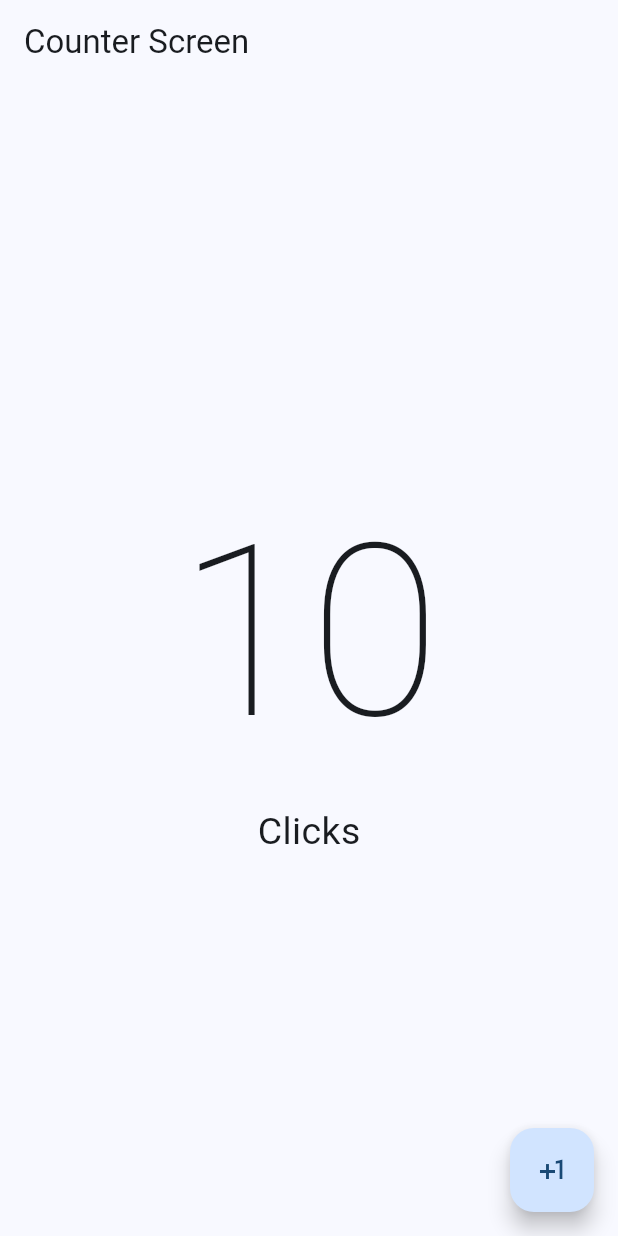
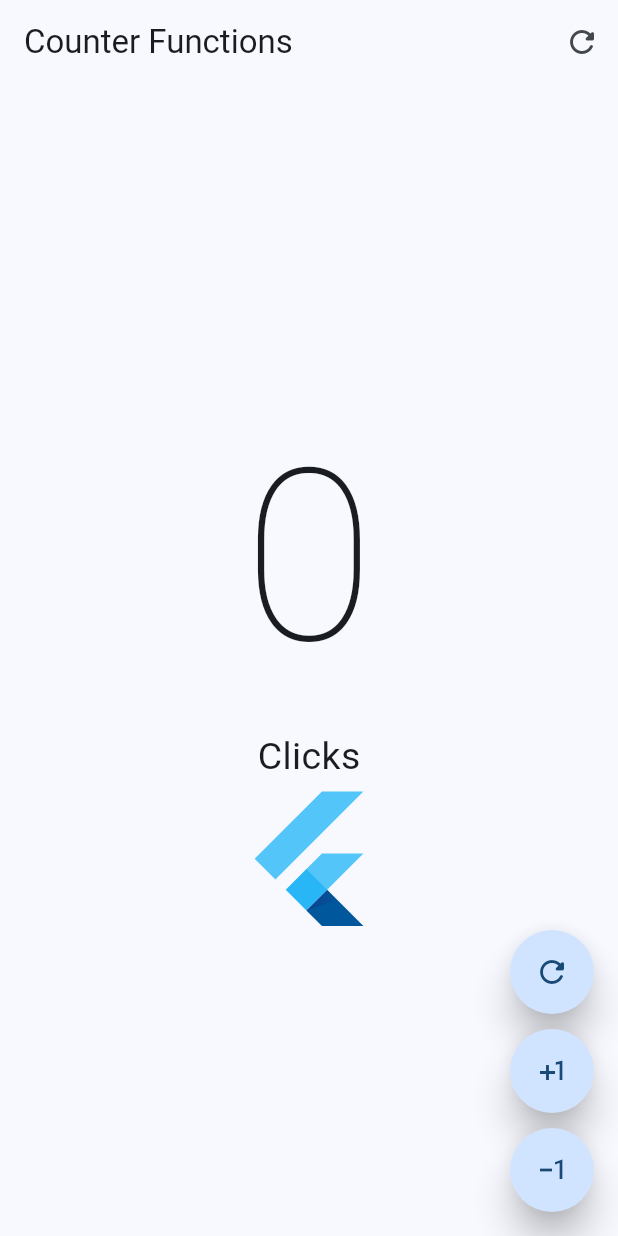
Before and after one commit to cordobash/flutter-basics, a Flutter app: the screen it shows after launch, on a phone screen of 412 x 824 dp. Run offline on Flutter 3.47's test engine with Material 3 defaults, Android fonts, the phone set to English and light mode, and no system bars.

```diff
--- a/hello_world_app/lib/main.dart
+++ b/hello_world_app/lib/main.dart
@@ -1,4 +1,5 @@
 import 'package:flutter/material.dart';
+import 'package:hello_world_app/presentation/screens/counters/counter_functions_screen.dart';
 import 'package:hello_world_app/presentation/screens/counters/counter_screen.dart';
 
 void main(List<String> args) {
@@ -14,7 +15,7 @@ class MyApp extends StatelessWidget {
           false, // para ocultar la etiqueta de modo desarrollo
       theme: ThemeData(useMaterial3: true, colorSchemeSeed: Colors.blue),
       //  home: Scaffold(body: Center(child: Text('Hola mundo'))),
-      home: Scaffold(body: CounterScreen()),
+      home: Scaffold(body: CounterFunctionsScreen()),
     );
   }
 }
--- /dev/null
+++ b/hello_world_app/lib/presentation/screens/counters/counter_functions_screen.dart
@@ -0,0 +1,104 @@
+import 'package:flutter/material.dart';
+
+class CounterFunctionsScreen extends StatefulWidget {
+  const CounterFunctionsScreen({super.key});
+
+  @override
+  State<CounterFunctionsScreen> createState() => _CounterFunctionsScreenState();
+}
+
+class _CounterFunctionsScreenState extends State<CounterFunctionsScreen> {
+  int clickCounter = 0;
+  @override
+  Widget build(BuildContext context) {
+    return Scaffold(
+      appBar: AppBar(
+        title: const Text('Counter Functions'),
+        actions: [
+          IconButton(
+            icon: const Icon(Icons.refresh_rounded),
+            onPressed: () {
+              setState(() {
+                clickCounter = 0;
+              });
+            },
+          ),
+        ],
+      ),
+      body: Center(
+        child: Column(
+          mainAxisAlignment: MainAxisAlignment.center,
+          children: [
+            Text(
+              '$clickCounter',
+              style: const TextStyle(
+                fontSize: 160,
+                fontWeight: FontWeight.w100,
+              ),
+            ),
+            Text(
+              'Click${clickCounter != 1 ? 's' : ''}',
+              style: const TextStyle(fontSize: 25),
+            ),
+            FlutterLogo(size: 100),
+          ],
+        ),
+      ),
+      floatingActionButton: Column(
+        mainAxisAlignment: MainAxisAlignment.end,
+        children: [
+          const SizedBox(height: 10),
+          // Refresh button
+          CustomButton(
+            icon: Icons.refresh_rounded,
+            onPressed: () => {
+              setState(() {
+                clickCounter = 0;
+              }),
+            },
+          ),
+          const SizedBox(height: 10),
+          // Incrementar button
+          CustomButton(
+            icon: Icons.plus_one,
+            onPressed: () => {
+              setState(() {
+                clickCounter++;
+              }),
+            },
+          ),
+          const SizedBox(height: 10),
+          // Decrementar button
+          CustomButton(
+            icon: Icons.exposure_minus_1,
+            onPressed: () => {
+              setState(() {
+                if (clickCounter == 0) return;
+                clickCounter--;
+              }),
+            },
+          ),
+        ],
+      ),
+    );
+  }
+}
+
+class CustomButton extends StatelessWidget {
+  final IconData icon;
+  final VoidCallback? onPressed;
+
+  const CustomButton({super.key, required this.icon, this.onPressed});
+
+  @override
+  Widget build(BuildContext context) {
+    return FloatingActionButton(
+      shape: const StadiumBorder(),
+      enableFeedback: true,
+      elevation: 10,
+ //     backgroundColor: Colors.yellow,
+      onPressed: onPressed,
+      child: Icon(icon),
+    );
+  }
+}
--- a/hello_world_app/lib/presentation/screens/counters/counter_screen.dart
+++ b/hello_world_app/lib/presentation/screens/counters/counter_screen.dart
@@ -18,15 +18,19 @@ class _CounterScreenState extends State<CounterScreen> {
           mainAxisAlignment: MainAxisAlignment.center,
           children: [
             Text(
-              '10',
-              style: TextStyle(fontSize: 160, fontWeight: FontWeight.w100),
+              '$clickCounter',
+              style: const TextStyle(fontSize: 160, fontWeight: FontWeight.w100),
             ),
-            Text('Clicks', style: TextStyle(fontSize: 25)),
+            Text('Click${clickCounter != 1 ? 's' : ''}', style: const TextStyle(fontSize: 25)),
           ],
         ),
       ),
       floatingActionButton: FloatingActionButton(
-        onPressed: () {},
+        onPressed: () => {
+          setState(() {
+            clickCounter++;
+          })
+        } ,
         child: Icon(Icons.plus_one),
       ),
     );
```
